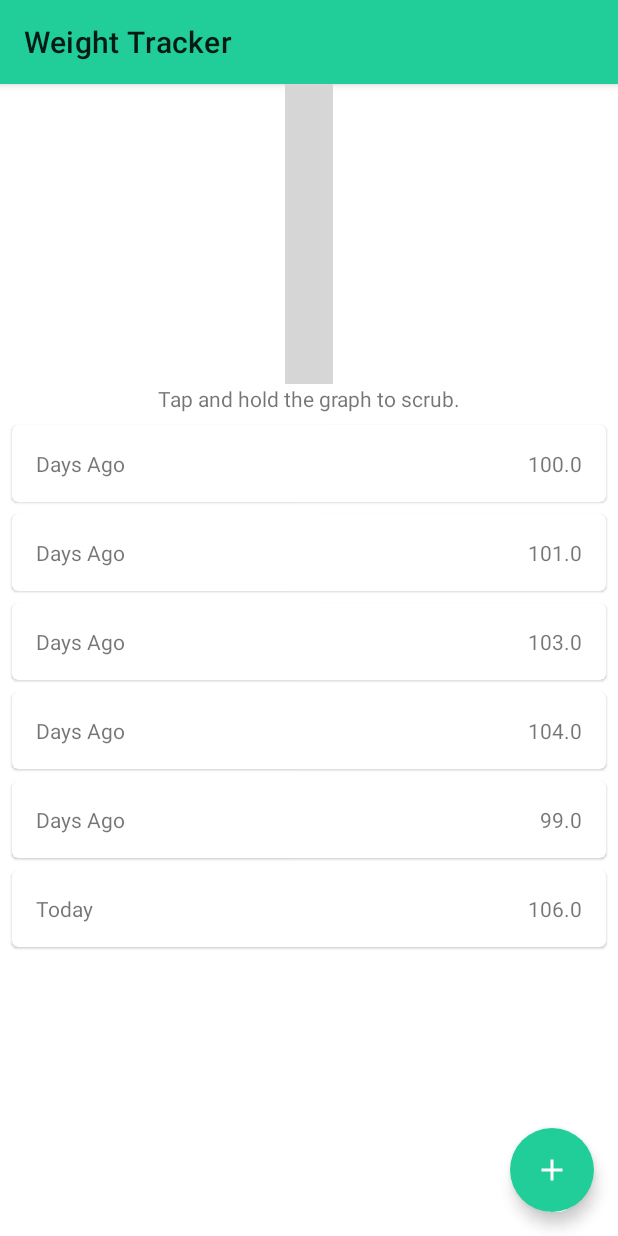
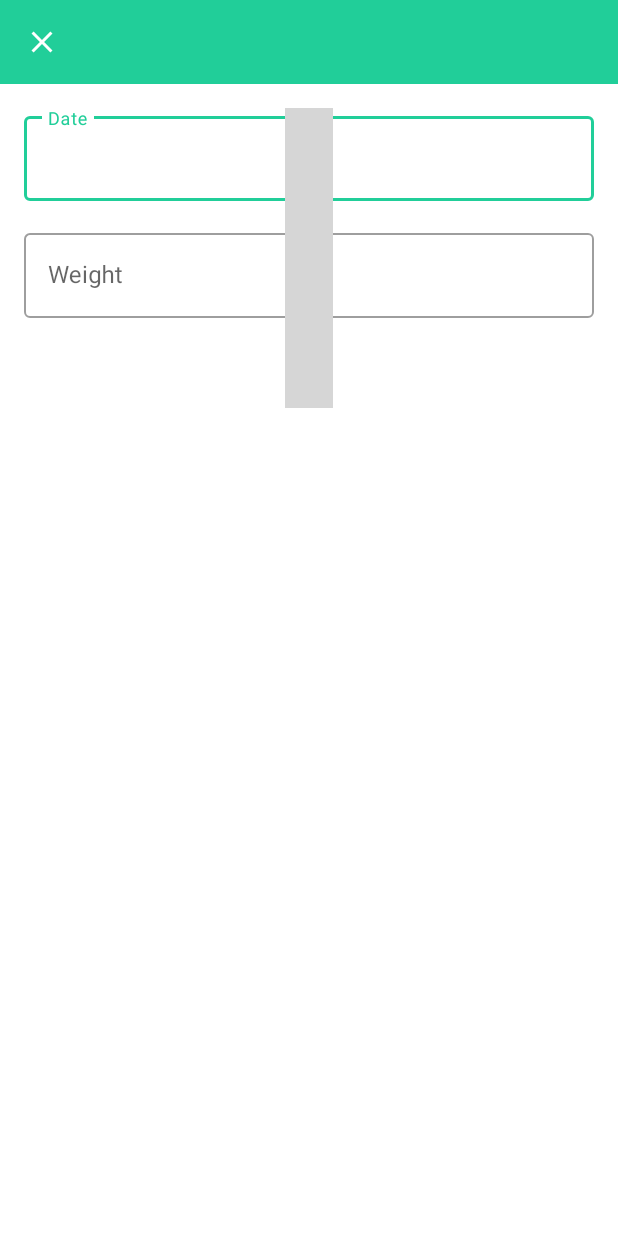
Before and after one commit to brian-norman/weightLess, an Android app: the screen it shows after launch (MainActivity), after a tap on an icon or button, on a phone screen of 412 x 824 dp. Run offline under Robolectric (Android 15) with nearby library versions, the phone set to English and light mode, and no system bars; our stand-ins replace navigation-ui; libraries missing offline, so code that uses them is left out: com.robinhood.spark; plain views replace SparkView; 3 statements that could not run were skipped; grey boxes are pictures that could not be loaded.

Commit message:
Add skeleton for weight entry dialog

```diff
--- a/app/build.gradle
+++ b/app/build.gradle
@@ -41,4 +41,8 @@ dependencies {
 
     // Material Components
     implementation 'com.google.android.material:material:1.2.0-alpha03'
+
+    // Navigation
+    implementation "androidx.navigation:navigation-fragment-ktx:2.1.0"
+    implementation "androidx.navigation:navigation-ui-ktx:2.1.0"
 }
--- a/app/src/main/java/com/example/weighttracker/MainActivity.kt
+++ b/app/src/main/java/com/example/weighttracker/MainActivity.kt
@@ -2,17 +2,15 @@ package com.example.weighttracker
 
 import androidx.appcompat.app.AppCompatActivity
 import android.os.Bundle
+import androidx.navigation.NavController
+import androidx.navigation.Navigation
+import androidx.navigation.ui.NavigationUI
 
 class MainActivity : AppCompatActivity() {
 
     override fun onCreate(savedInstanceState: Bundle?) {
         super.onCreate(savedInstanceState)
         setContentView(R.layout.main_activity)
-        if (savedInstanceState == null) {
-            supportFragmentManager.beginTransaction()
-                .replace(R.id.container, MainFragment())
-                .commitNow()
-        }
     }
 
 }
--- a/app/src/main/java/com/example/weighttracker/MainFragment.kt
+++ b/app/src/main/java/com/example/weighttracker/MainFragment.kt
@@ -8,6 +8,7 @@ import android.view.ViewGroup
 import androidx.fragment.app.Fragment
 import androidx.lifecycle.Observer
 import androidx.lifecycle.ViewModelProviders
+import androidx.navigation.fragment.findNavController
 import androidx.recyclerview.widget.ItemTouchHelper
 import androidx.recyclerview.widget.LinearLayoutManager
 import androidx.recyclerview.widget.RecyclerView
@@ -20,6 +21,8 @@ class MainFragment : Fragment() {
 
     private val chartAdapter = ChartAdapter(emptyList())
     private val weightAdapter = WeightAdapter(emptyList())
+
+    private val navController by lazy { this.findNavController() }
 
     private val swipeHandler by lazy {
         object : SwipeToDeleteCallback(requireContext()) {
@@ -68,7 +71,8 @@ class MainFragment : Fragment() {
         }
 
         addWeightButton.setOnClickListener {
-            viewModel.addWeight(WeightEntry("Today", 106f))
+            navController.navigate(R.id.action_mainFragment_to_weightDialogFragment)
+//            viewModel.addWeight(WeightEntry("Today", 106f))
         }
 
         viewModel.chartData.observe(viewLifecycleOwner, Observer {
--- /dev/null
+++ b/app/src/main/java/com/example/weighttracker/WeightDialogFragment.kt
@@ -0,0 +1,34 @@
+package com.example.weighttracker
+
+import android.os.Bundle
+import android.view.LayoutInflater
+import android.view.View
+import android.view.ViewGroup
+import androidx.fragment.app.DialogFragment
+
+class WeightDialogFragment: DialogFragment() {
+
+    override fun onCreate(savedInstanceState: Bundle?) {
+        super.onCreate(savedInstanceState)
+        setStyle(STYLE_NORMAL, R.style.FullScreenDialog)
+    }
+
+    override fun onStart() {
+        super.onStart()
+
+        if (dialog != null) {
+            val width = ViewGroup.LayoutParams.MATCH_PARENT
+            val height = ViewGroup.LayoutParams.MATCH_PARENT
+            dialog!!.window!!.setLayout(width, height)
+        }
+    }
+
+    override fun onCreateView(
+        inflater: LayoutInflater,
+        container: ViewGroup?,
+        savedInstanceState: Bundle?
+    ): View? {
+        super.onCreateView(inflater, container, savedInstanceState)
+        return inflater.inflate(R.layout.dialog_weight_fragment, container, false)
+    }
+}
--- /dev/null
+++ b/app/src/main/res/drawable/ic_close_white_24dp.xml
@@ -0,0 +1,5 @@
+<vector android:height="24dp" android:tint="#FFFFFF"
+    android:viewportHeight="24.0" android:viewportWidth="24.0"
+    android:width="24dp" xmlns:android="http://schemas.android.com/apk/res/android">
+    <path android:fillColor="#FF000000" android:pathData="M19,6.41L17.59,5 12,10.59 6.41,5 5,6.41 10.59,12 5,17.59 6.41,19 12,13.41 17.59,19 19,17.59 13.41,12z"/>
+</vector>
--- /dev/null
+++ b/app/src/main/res/layout/dialog_weight_fragment.xml
@@ -0,0 +1,53 @@
+<?xml version="1.0" encoding="utf-8"?>
+<androidx.constraintlayout.widget.ConstraintLayout xmlns:android="http://schemas.android.com/apk/res/android"
+    xmlns:app="http://schemas.android.com/apk/res-auto"
+    android:layout_width="match_parent"
+    android:layout_height="match_parent">
+
+    <androidx.appcompat.widget.Toolbar
+        android:id="@+id/newExerciseToolbar"
+        android:layout_width="match_parent"
+        android:layout_height="?attr/actionBarSize"
+        android:background="@color/colorPrimary"
+        app:layout_constraintTop_toTopOf="parent"
+        app:navigationIcon="@drawable/ic_close_white_24dp" />
+
+    <com.google.android.material.textfield.TextInputLayout
+        android:id="@+id/dateTextInputLayout"
+        style="@style/Widget.MaterialComponents.TextInputLayout.OutlinedBox"
+        android:layout_width="match_parent"
+        android:layout_height="wrap_content"
+        android:hint="Date"
+        android:layout_margin="16dp"
+        app:layout_constraintEnd_toEndOf="parent"
+        app:layout_constraintStart_toStartOf="parent"
+        app:layout_constraintTop_toBottomOf="@id/newExerciseToolbar">
+
+        <com.google.android.material.textfield.TextInputEditText
+            android:id="@+id/dateTextInputEditText"
+            android:layout_width="match_parent"
+            android:layout_height="wrap_content" />
+
+    </com.google.android.material.textfield.TextInputLayout>
+
+    <com.google.android.material.textfield.TextInputLayout
+        android:id="@+id/weightTextInputLayout"
+        style="@style/Widget.MaterialComponents.TextInputLayout.OutlinedBox"
+        android:layout_width="match_parent"
+        android:layout_height="wrap_content"
+        android:hint="Weight"
+        android:layout_margin="16dp"
+        app:layout_constraintEnd_toEndOf="parent"
+        app:layout_constraintStart_toStartOf="parent"
+        app:layout_constraintTop_toBottomOf="@id/dateTextInputLayout">
+
+        <com.google.android.material.textfield.TextInputEditText
+            android:id="@+id/weightTextInputEditText"
+            android:inputType="numberDecimal"
+            android:layout_width="match_parent"
+            android:layout_height="wrap_content" />
+
+    </com.google.android.material.textfield.TextInputLayout>
+
+
+</androidx.constraintlayout.widget.ConstraintLayout>
--- a/app/src/main/res/layout/main_activity.xml
+++ b/app/src/main/res/layout/main_activity.xml
@@ -1,7 +1,18 @@
 <?xml version="1.0" encoding="utf-8"?>
 <FrameLayout xmlns:android="http://schemas.android.com/apk/res/android"
+    xmlns:app="http://schemas.android.com/apk/res-auto"
     xmlns:tools="http://schemas.android.com/tools"
     android:id="@+id/container"
     android:layout_width="match_parent"
     android:layout_height="match_parent"
-    tools:context=".MainActivity" />
+    tools:context=".MainActivity">
+
+    <fragment
+        android:id="@+id/nav_host_fragment"
+        android:name="androidx.navigation.fragment.NavHostFragment"
+        android:layout_width="match_parent"
+        android:layout_height="match_parent"
+        app:defaultNavHost="true"
+        app:navGraph="@navigation/nav_graph" />
+
+</FrameLayout>
--- a/app/src/main/res/layout/main_fragment.xml
+++ b/app/src/main/res/layout/main_fragment.xml
@@ -19,6 +19,7 @@
             android:id="@+id/sparkView"
             android:layout_width="wrap_content"
             android:layout_height="200dp"
+            android:layout_marginTop="16dp"
             app:layout_constraintEnd_toEndOf="parent"
             app:layout_constraintStart_toStartOf="parent"
             app:layout_constraintTop_toTopOf="parent"
--- /dev/null
+++ b/app/src/main/res/navigation/nav_graph.xml
@@ -0,0 +1,23 @@
+<?xml version="1.0" encoding="utf-8"?>
+<navigation xmlns:android="http://schemas.android.com/apk/res/android"
+    xmlns:app="http://schemas.android.com/apk/res-auto"
+    xmlns:tools="http://schemas.android.com/tools"
+    android:id="@+id/nav_graph"
+    app:startDestination="@id/mainFragment">
+
+    <fragment
+        android:id="@+id/mainFragment"
+        android:name="com.example.weighttracker.MainFragment"
+        android:label="main_fragment"
+        tools:layout="@layout/main_fragment">
+        <action
+            android:id="@+id/action_mainFragment_to_weightDialogFragment"
+            app:destination="@id/weightDialogFragment" />
+    </fragment>
+
+    <dialog
+        android:id="@+id/weightDialogFragment"
+        android:name="com.example.weighttracker.WeightDialogFragment"
+        android:label="WeightDialogFragment" />
+
+</navigation>
--- a/app/src/main/res/values/styles.xml
+++ b/app/src/main/res/values/styles.xml
@@ -8,4 +8,10 @@
         <item name="colorAccent">@color/colorAccent</item>
     </style>
 
+    <style name="FullScreenDialog">
+        <item name="android:windowNoTitle">true</item>
+        <item name="android:windowFullscreen">false</item>
+        <item name="android:windowIsFloating">false</item>
+    </style>
+
 </resources>
```
